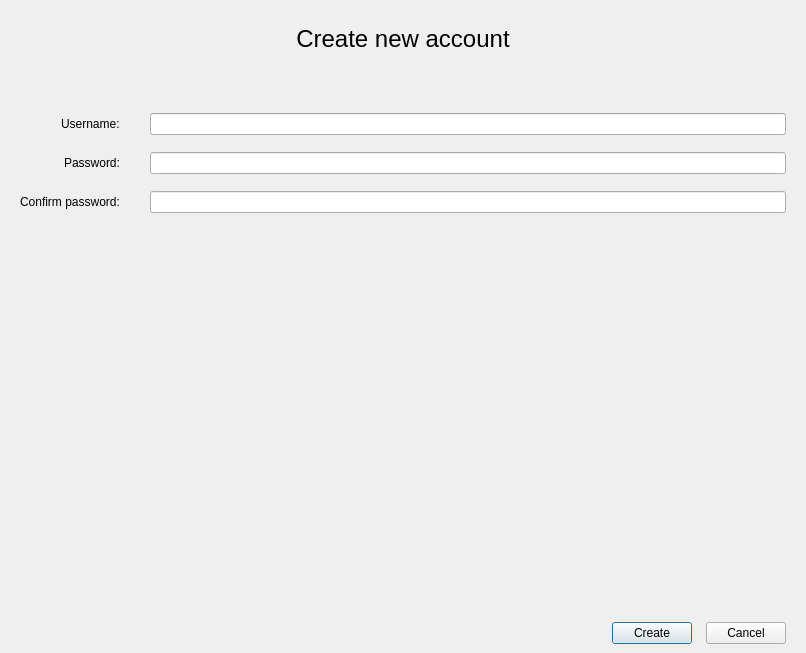
This is registration.ui in sddwbbs/qt_datasets_checker as Qt 5 draws it before an edit. The edited form follows.
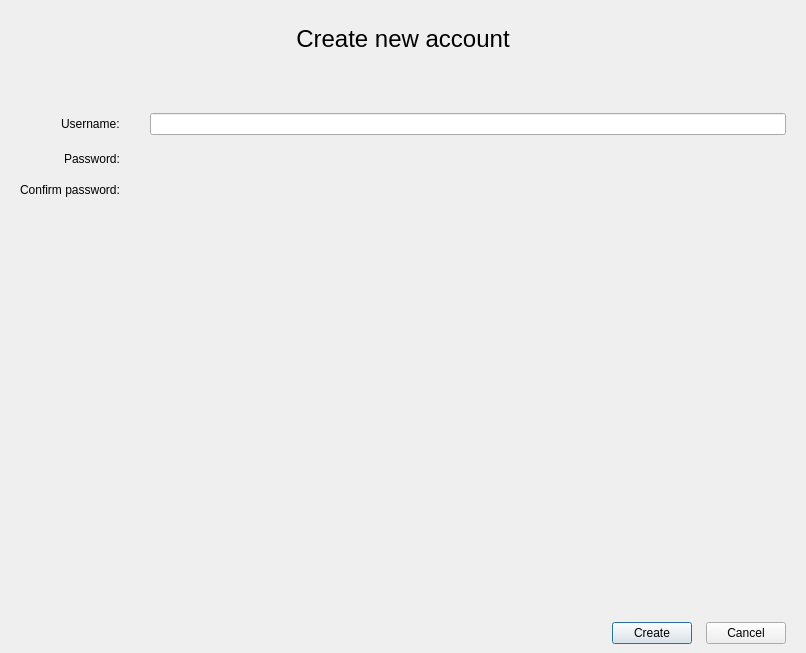
This is the edited form. Custom widgets are drawn as their Qt base class.

Commit message: refactor: update forms and database queries

```diff
--- a/registration.ui
+++ b/registration.ui
@@ -84,9 +84,6 @@
        </property>
       </widget>
      </item>
-     <item row="1" column="1">
-      <widget class="QLineEdit" name="Password"/>
-     </item>
      <item row="2" column="0">
       <widget class="QLabel" name="label_4">
        <property name="text">
@@ -94,8 +91,11 @@
        </property>
       </widget>
      </item>
+     <item row="1" column="1">
+      <widget class="KPasswordLineEdit" name="PasswordLedit"/>
+     </item>
      <item row="2" column="1">
-      <widget class="QLineEdit" name="ConfirmPassword"/>
+      <widget class="KPasswordLineEdit" name="ConfirmPasswordLedit"/>
      </item>
     </layout>
    </item>
@@ -153,6 +153,13 @@
    </property>
   </action>
  </widget>
+ <customwidgets>
+  <customwidget>
+   <class>KPasswordLineEdit</class>
+   <extends>QWidget</extends>
+   <header>kpasswordlineedit.h</header>
+  </customwidget>
+ </customwidgets>
  <resources/>
  <connections>
   <connection>
```
Left out of the diff: 2 changed lines with no effect on the pictures. The commit also changes 6 other files.
